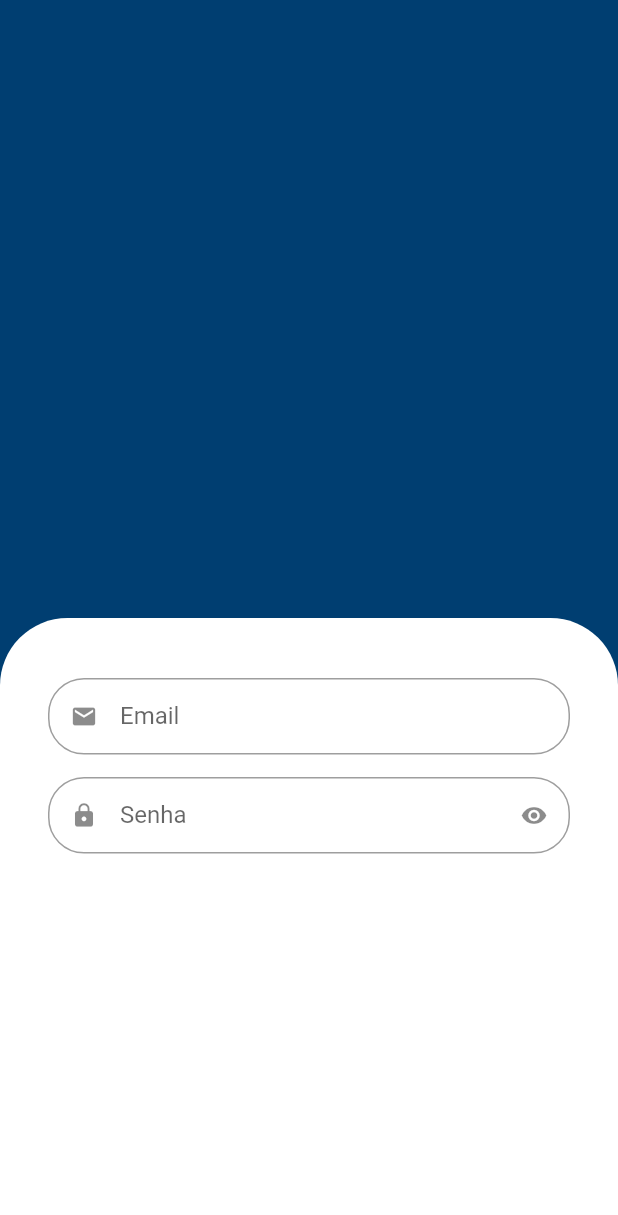
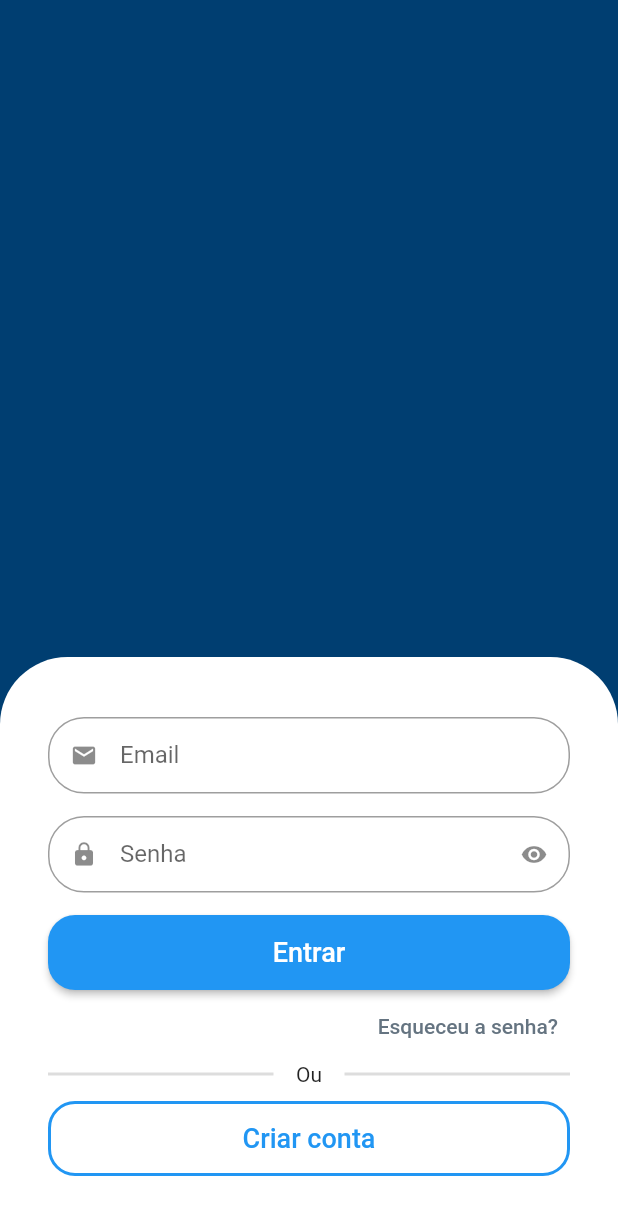
Before and after one commit to MatheusBrandao525/loja_online_com_flutter, a Flutter app: the screen it shows after launch, on a phone screen of 412 x 824 dp. Shown: the top 1215 px of the screen. Run offline on Flutter 3.47's test engine with Material 2 defaults, Android fonts, the phone set to English and light mode, and no system bars.

Commit message:
Formulario de login finalizado.

```diff
--- a/lib/src/auth/sign_in_screen.dart
+++ b/lib/src/auth/sign_in_screen.dart
@@ -12,8 +12,7 @@ class SignInScreen extends StatelessWidget {
         Expanded(
           child: Container(),
         ),
-        Expanded(
-          child: Container(
+        Container(
           padding: const EdgeInsets.symmetric(
             horizontal: 32,
             vertical: 40,
@@ -21,19 +20,98 @@ class SignInScreen extends StatelessWidget {
           decoration: const BoxDecoration(
               color: Colors.white,
               borderRadius: BorderRadius.vertical(top: Radius.circular(45))),
-            child: Column(children: const [
+          child: Column(
+            crossAxisAlignment: CrossAxisAlignment.stretch,
+            children: [
               // email
-              CustomTextField(
+              const CustomTextField(
                 icon: Icons.email,
                 label: 'Email',
               ),
               // senha
-              CustomTextField(
+              const CustomTextField(
                 icon: Icons.lock,
                 label: 'Senha',
                 isSecret: true,
               ),
-            ]),
+
+              // Botao entrar
+              SizedBox(
+                height: 50,
+                child: ElevatedButton(
+                  style: ElevatedButton.styleFrom(
+                    shape: RoundedRectangleBorder(
+                      borderRadius: BorderRadius.circular(18),
+                    ),
+                  ),
+                  onPressed: () {},
+                  child: const Text(
+                    'Entrar',
+                    style: TextStyle(
+                      fontSize: 18,
+                    ),
+                  ),
+                ),
+              ),
+              Align(
+                alignment: Alignment.centerRight,
+                child: TextButton(
+                  onPressed: () {},
+                  child: const Text(
+                    'Esqueceu a senha?',
+                    style: TextStyle(color: Color.fromARGB(255, 101, 116, 129)),
+                  ),
+                ),
+              ),
+
+              Padding(
+                padding: const EdgeInsets.only(bottom: 10),
+                child: Row(
+                  children: [
+                    Expanded(
+                      child: Divider(
+                        color: Colors.grey.withAlpha(90),
+                        thickness: 2,
+                      ),
+                    ),
+                    const Padding(
+                      padding: EdgeInsets.symmetric(
+                        horizontal: 15,
+                      ),
+                      child: Text('Ou'),
+                    ),
+                    Expanded(
+                      child: Divider(
+                        color: Colors.grey.withAlpha(90),
+                        thickness: 2,
+                      ),
+                    ),
+                  ],
+                ),
+              ),
+
+              // Botao criar conta
+              SizedBox(
+                height: 50,
+                child: OutlinedButton(
+                  style: OutlinedButton.styleFrom(
+                      shape: RoundedRectangleBorder(
+                        borderRadius: BorderRadius.circular(18),
+                      ),
+                      side: const BorderSide(
+                        width: 2,
+                        color: Colors.blue,
+                      )),
+                  onPressed: () {},
+                  child: const Text(
+                    'Criar conta',
+                    style: TextStyle(
+                      fontSize: 18,
+                    ),
+                  ),
+                ),
+              ),
+            ],
           ),
         ),
       ]),
```
Lines whose indentation alone changed are shown as unchanged.
